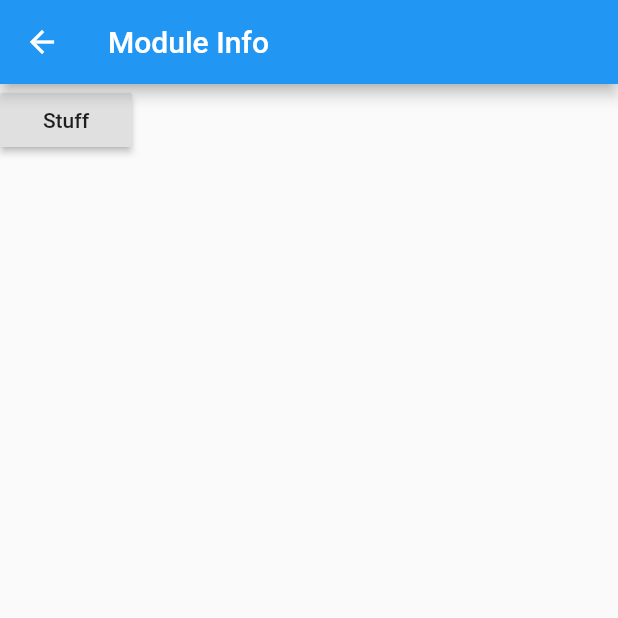
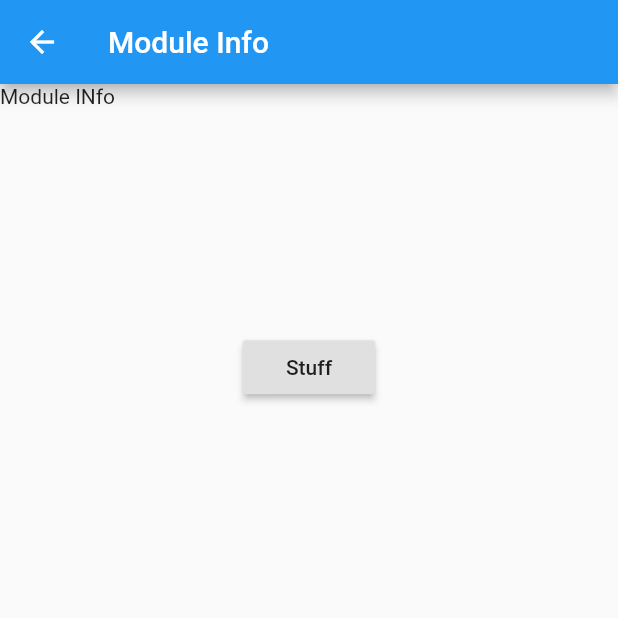
Before and after one commit to jonahbard/Modulate, a Flutter app: the ModuleHome screen opened directly, on a phone screen of 412 x 824 dp, the top half of it. Run offline on Flutter 3.47's test engine with Material 2 defaults, Android fonts, the phone set to English and light mode, and no system bars; our stand-ins replace cloud_firestore, firebase_auth, firebase_core; accounts and stored records are empty.

```diff
--- a/lib/screens/module_home.dart
+++ b/lib/screens/module_home.dart
@@ -1,16 +1,22 @@
 import 'package:flutter/material.dart';
 
 class ModuleHome extends StatelessWidget {
-
-
   @override
   Widget build(BuildContext context) {
+    Size size = MediaQuery.of(context).size;
     return Container(
       child: Scaffold(
         appBar: AppBar(
           title: Text("Module Info"),
         ),
-        body: RaisedButton(
+        body: Column(
+          children: [
+            SizedBox(
+              child: Text("Module INfo"),
+              width: size.width,
+              height: size.height*0.2,
+            ),
+            RaisedButton(
               child: Text(
                 "Stuff",
               ),
@@ -18,6 +24,8 @@ class ModuleHome extends StatelessWidget {
                 Navigator.pop(context);
               },
             ),
+          ],
+        ),
       ),
     );
   }
--- a/lib/src/firebase/database.dart
+++ b/lib/src/firebase/database.dart
@@ -17,7 +17,10 @@ class DatabaseService {
       "uid": uid,
       "email": email,
     });
-    await users.doc(uid).collection("Tracks").doc(info["name"]).set(info);
+    if(info != null){
+      await users.doc(uid).collection("Tracks").doc(info["name"]).set(info);
+    }
+
   }
 
   // true if user exists
```
Lines whose indentation alone changed are shown as unchanged.
